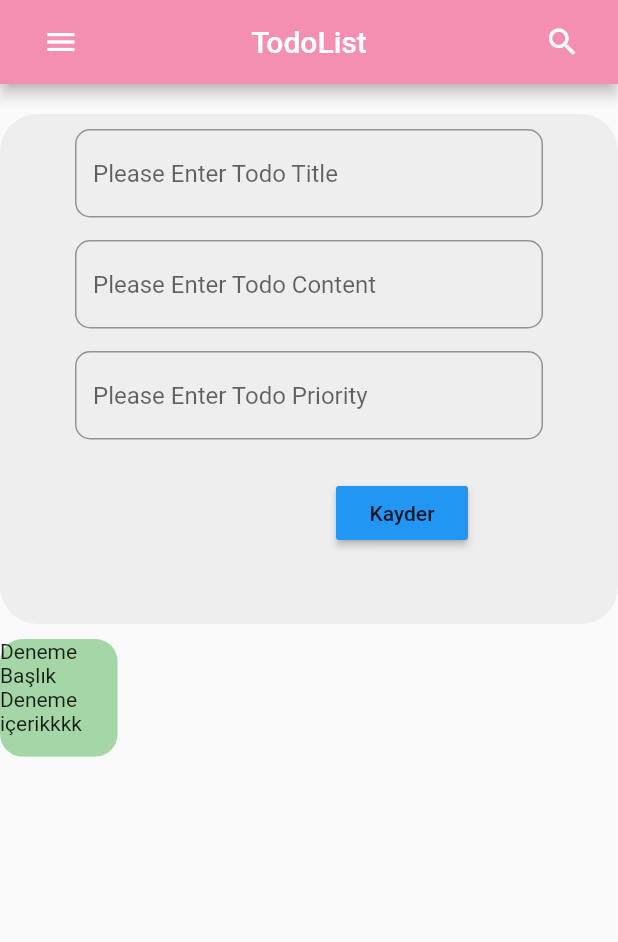
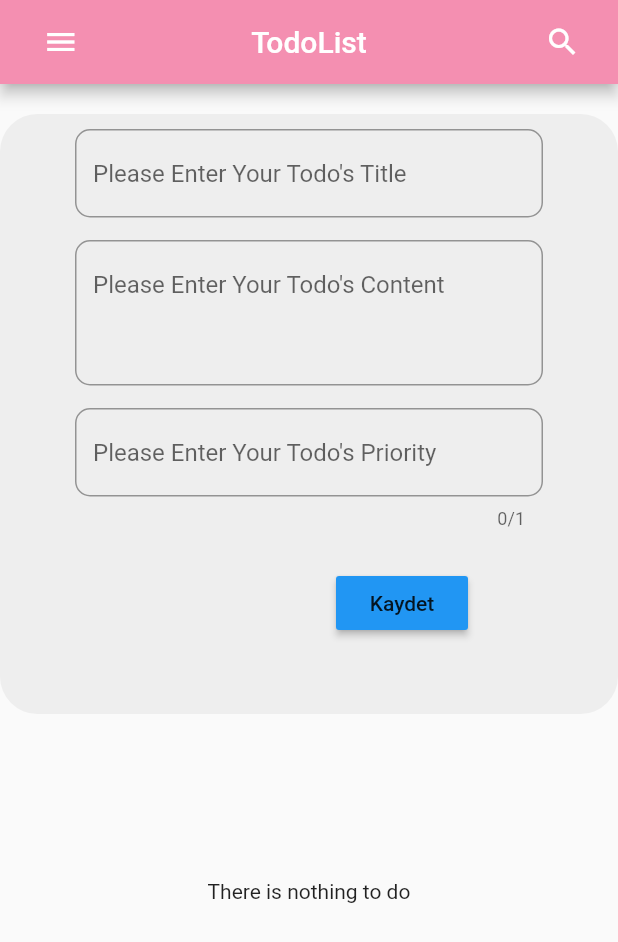
Before and after one commit to baynarkozcu/todoweb, a Flutter app: the screen it shows after launch, on a phone screen of 412 x 824 dp. Shown: the top 942 px of the screen. Run offline on Flutter 3.47's test engine with Material 2 defaults, Android fonts, the phone set to English and light mode, and no system bars.

Commit message:
code divide complete

```diff
--- a/lib/screens/home.dart
+++ b/lib/screens/home.dart
@@ -1,6 +1,7 @@
 import 'package:flutter/material.dart';
 import 'package:todo_web/models/todo.dart';
-import 'package:todo_web/screens/addtodo.dart';
+import 'package:todo_web/screens/todolist.dart';
+import 'package:todo_web/widgets/custonTextField.dart';
 
 class MyHomePage extends StatefulWidget {
   @override
@@ -11,9 +12,7 @@ class _MyHomePageState extends State<MyHomePage> {
   TextEditingController _controllerTitle = TextEditingController();
   TextEditingController _controllerContent = TextEditingController();
   TextEditingController _controllerPriority = TextEditingController();
-  List<Todo> _todos = [
-    Todo(title: "Deneme Başlık", content: "Deneme içerikkkk", priority: 2)
-  ];
+  List<Todo> _todos = [];
 
   @override
   Widget build(BuildContext context) {
@@ -33,9 +32,8 @@ class _MyHomePageState extends State<MyHomePage> {
             )
           ],
         ),
-        body: Container(
-          child: SingleChildScrollView(
-            child: Column(
+        body: ListView(
+          shrinkWrap: true,
           children: [
             Container(
               width: MediaQuery.of(context).size.width,
@@ -54,46 +52,33 @@ class _MyHomePageState extends State<MyHomePage> {
                           height: 10,
                         ),
                         Padding(
-                              padding:
-                                  const EdgeInsets.symmetric(horizontal: 50),
-                              child: TextField(
+                          padding: const EdgeInsets.symmetric(horizontal: 50),
+                          child: CustomTextField(
+                            text: "Please Enter Your Todo's Title",
                             controller: _controllerTitle,
-                                decoration: InputDecoration(
-                                    hintText: "Please Enter Todo Title",
-                                    border: OutlineInputBorder(
-                                        borderRadius:
-                                            BorderRadius.circular(10))),
                           ),
                         ),
                         SizedBox(
                           height: 15,
                         ),
                         Padding(
-                              padding:
-                                  const EdgeInsets.symmetric(horizontal: 50),
-                              child: TextField(
+                          padding: const EdgeInsets.symmetric(horizontal: 50),
+                          child: CustomTextField(
+                            text: "Please Enter Your Todo's Content",
                             controller: _controllerContent,
-                                decoration: InputDecoration(
-                                    hintText: "Please Enter Todo Content",
-                                    border: OutlineInputBorder(
-                                        borderRadius:
-                                            BorderRadius.circular(10))),
+                            lines: 3,
                           ),
                         ),
                         SizedBox(
                           height: 15,
                         ),
                         Padding(
-                              padding:
-                                  const EdgeInsets.symmetric(horizontal: 50),
-                              child: TextField(
+                          padding: const EdgeInsets.symmetric(horizontal: 50),
+                          child: CustomTextField(
+                            text: "Please Enter Your Todo's Priority",
                             controller: _controllerPriority,
-                                keyboardType: TextInputType.number,
-                                decoration: InputDecoration(
-                                    hintText: "Please Enter Todo Priority",
-                                    border: OutlineInputBorder(
-                                        borderRadius:
-                                            BorderRadius.circular(10))),
+                            length: 1,
+                            type: TextInputType.number,
                           ),
                         ),
                         SizedBox(
@@ -105,7 +90,7 @@ class _MyHomePageState extends State<MyHomePage> {
                             Padding(
                               padding: const EdgeInsets.only(right: 100),
                               child: RaisedButton(
-                                    child: Text("Kayder"),
+                                child: Text("Kaydet"),
                                 color: Colors.blue,
                                 onPressed: () {
                                   setState(() {
@@ -129,35 +114,15 @@ class _MyHomePageState extends State<MyHomePage> {
                 ],
               ),
             ),
-                Container(
-                    height: 750,
-                    width: MediaQuery.of(context).size.width,
-                    child: GridView.count(
-                        crossAxisCount: 5,
-                        crossAxisSpacing: 5.0,
-                        mainAxisSpacing: 5.0,
-                        children: List.generate(_todos.length, (index) {
-                          return Center(
-                            child: Container(
-                              height: 250,
-                              width: 250,
-                              decoration: BoxDecoration(
-                                  borderRadius: BorderRadius.circular(15),
-                                  color: _todos[index].priority < 5
-                                      ? Colors.green.shade200
-                                      : Colors.red.shade200),
-                              child: Column(
-                                children: [
-                                  Text(_todos[index].title),
-                                  Text(_todos[index].content),
+            _todos.length != 0
+                ? TodoList(todosList: _todos,)
+                : Center(
+                    child: Padding(
+                      padding: const EdgeInsets.only(top: 100),
+                      child: Text("There is nothing to do"),
+                    ),
+                  )
           ],
-                              ),
-                            ),
-                          );
-                        })))
-              ],
-            ),
-          ),
         ));
   }
 }
--- /dev/null
+++ b/lib/widgets/custonTextField.dart
@@ -0,0 +1,24 @@
+import 'package:flutter/material.dart';
+
+class CustomTextField extends StatelessWidget {
+  final TextEditingController controller;
+  final String text;
+  final int lines;
+  final int length;
+  final TextInputType type;
+
+
+  const CustomTextField({Key key, this.controller, this.text, this.lines, this.type, this.length}) : super(key: key);
+  @override
+  Widget build(BuildContext context) {
+    return TextField(
+      maxLength: length,
+      maxLines: lines,
+      controller: controller,
+      keyboardType: type,
+      decoration: InputDecoration(
+          hintText: text,
+          border: OutlineInputBorder(borderRadius: BorderRadius.circular(10))),
+    );
+  }
+}
```
Also changed, not shown: lib/screens/actiontodo.dart (deleted, +0 -37 lines), lib/screens/addtodo.dart (deleted, +0 -48 lines), lib/screens/todolist.dart (added, +78 -0 lines). Lines whose indentation alone changed are shown as unchanged.
